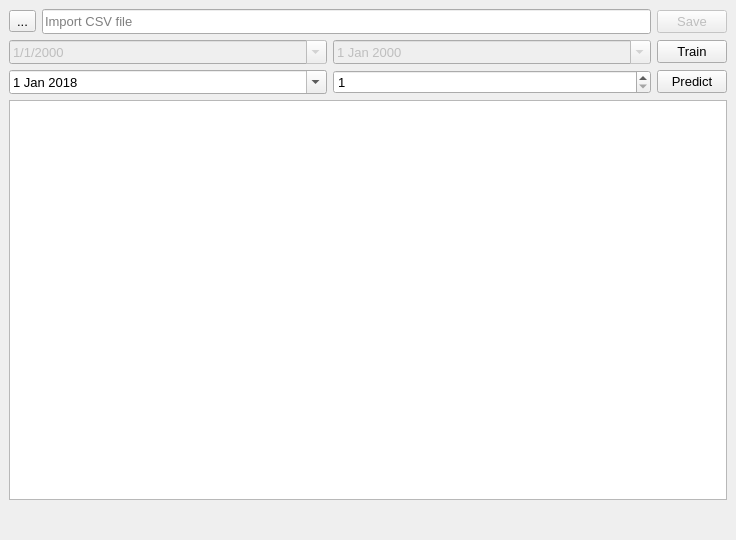
Old version of the form gui/load_prediction_xml.ui in the repository Djordje99/ISIS_Load_Prediction.
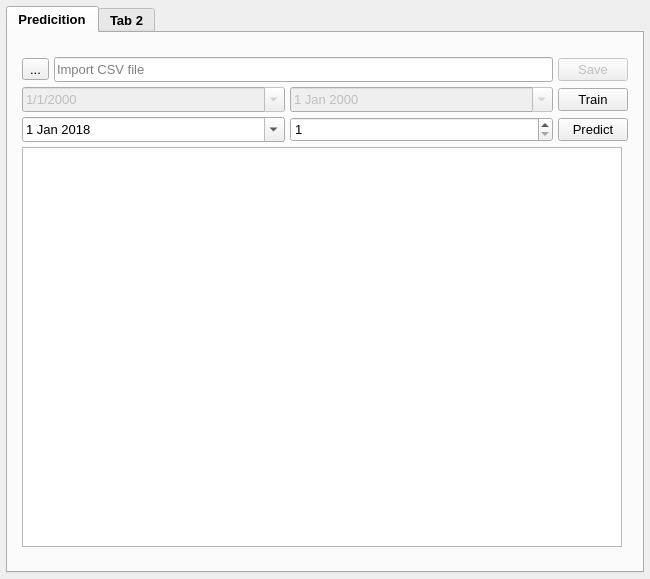
New version of the form.

Commit message: Predicted load write in table

The edit to the form file:
```diff
--- a/gui/load_prediction_xml.ui
+++ b/gui/load_prediction_xml.ui
@@ -6,8 +6,8 @@
    <rect>
     <x>0</x>
     <y>0</y>
-    <width>736</width>
-    <height>540</height>
+    <width>650</width>
+    <height>579</height>
    </rect>
   </property>
   <property name="windowTitle">
@@ -15,8 +15,62 @@
   </property>
   <widget class="QWidget" name="centralwidget">
    <layout class="QGridLayout" name="gridLayout">
+    <property name="leftMargin">
+     <number>6</number>
+    </property>
+    <property name="topMargin">
+     <number>6</number>
+    </property>
+    <property name="rightMargin">
+     <number>6</number>
+    </property>
+    <property name="bottomMargin">
+     <number>6</number>
+    </property>
+    <property name="spacing">
+     <number>6</number>
+    </property>
+    <item row="0" column="0">
+     <widget class="QTabWidget" name="tabWidget">
+      <property name="font">
+       <font>
+        <pointsize>10</pointsize>
+        <weight>75</weight>
+        <bold>true</bold>
+       </font>
+      </property>
+      <property name="currentIndex">
+       <number>0</number>
+      </property>
+      <widget class="QWidget" name="prediction">
+       <property name="font">
+        <font>
+         <pointsize>10</pointsize>
+         <weight>50</weight>
+         <bold>false</bold>
+        </font>
+       </property>
+       <attribute name="title">
+        <string>Predicition</string>
+       </attribute>
+       <layout class="QGridLayout" name="gridLayout_2">
     <item row="0" column="0">
      <layout class="QVBoxLayout" name="verticalLayout">
+          <property name="spacing">
+           <number>5</number>
+          </property>
+          <property name="leftMargin">
+           <number>5</number>
+          </property>
+          <property name="topMargin">
+           <number>5</number>
+          </property>
+          <property name="rightMargin">
+           <number>5</number>
+          </property>
+          <property name="bottomMargin">
+           <number>5</number>
+          </property>
       <item>
        <layout class="QHBoxLayout" name="horizontalLayout">
         <item>
@@ -65,8 +119,8 @@
           </property>
           <property name="minimumSize">
            <size>
-            <width>0</width>
-            <height>20</height>
+                <width>20</width>
+                <height>0</height>
            </size>
           </property>
           <property name="maximumSize">
@@ -94,6 +148,12 @@
           <property name="enabled">
            <bool>false</bool>
           </property>
+              <property name="minimumSize">
+               <size>
+                <width>0</width>
+                <height>25</height>
+               </size>
+              </property>
           <property name="font">
            <font>
             <pointsize>10</pointsize>
@@ -115,6 +175,12 @@
           <property name="enabled">
            <bool>false</bool>
           </property>
+              <property name="minimumSize">
+               <size>
+                <width>0</width>
+                <height>25</height>
+               </size>
+              </property>
           <property name="font">
            <font>
             <pointsize>10</pointsize>
@@ -132,8 +198,8 @@
           </property>
           <property name="minimumSize">
            <size>
-            <width>0</width>
-            <height>20</height>
+                <width>20</width>
+                <height>0</height>
            </size>
           </property>
           <property name="maximumSize">
@@ -158,6 +224,12 @@
        <layout class="QHBoxLayout" name="horizontalLayout_3">
         <item>
          <widget class="QDateEdit" name="predict_date">
+              <property name="minimumSize">
+               <size>
+                <width>0</width>
+                <height>25</height>
+               </size>
+              </property>
           <property name="font">
            <font>
             <pointsize>10</pointsize>
@@ -218,6 +290,12 @@
         </item>
         <item>
          <widget class="QSpinBox" name="predict_days_num">
+              <property name="minimumSize">
+               <size>
+                <width>0</width>
+                <height>25</height>
+               </size>
+              </property>
           <property name="font">
            <font>
             <pointsize>10</pointsize>
@@ -261,26 +339,31 @@
        <widget class="QTableWidget" name="table">
         <property name="minimumSize">
          <size>
-          <width>0</width>
+              <width>600</width>
           <height>400</height>
          </size>
         </property>
-       </widget>
-      </item>
-      <item>
-       <spacer name="verticalSpacer">
-        <property name="orientation">
-         <enum>Qt::Vertical</enum>
-        </property>
-        <property name="sizeHint" stdset="0">
+            <property name="maximumSize">
          <size>
-          <width>20</width>
-          <height>40</height>
-         </size>
-        </property>
-       </spacer>
-      </item>
-     </layout>
+              <width>600</width>
+              <height>400</height>
+             </size>
+            </property>
+            <property name="sizeAdjustPolicy">
+             <enum>QAbstractScrollArea::AdjustToContents</enum>
+            </property>
+           </widget>
+          </item>
+         </layout>
+        </item>
+       </layout>
+      </widget>
+      <widget class="QWidget" name="tab_2">
+       <attribute name="title">
+        <string>Tab 2</string>
+       </attribute>
+      </widget>
+     </widget>
     </item>
    </layout>
   </widget>
```
Lines whose indentation alone changed are shown as unchanged. The commit also changes 4 other files.
